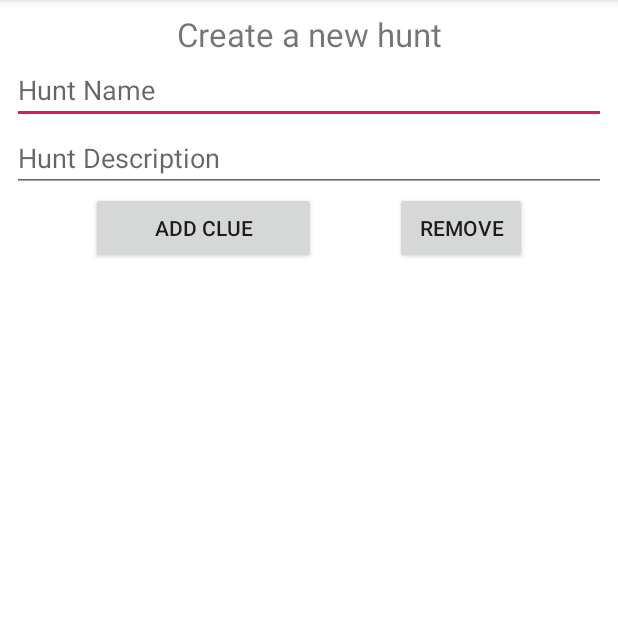
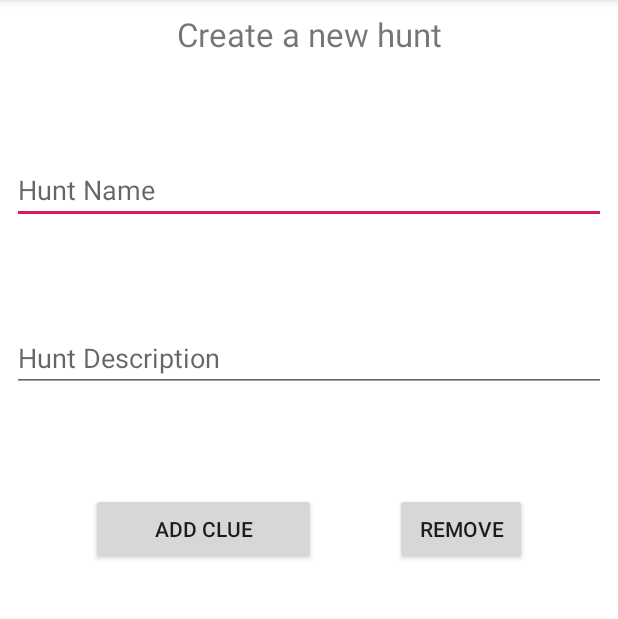
Before and after one commit to staj-scavengers/scavengr-client, an Android app: the fragment CreateNewHuntFragment shown on its own in the app's theme, on a phone screen of 412 x 824 dp, the part 84-703 px from its top. Run offline under Robolectric (Android 15) with nearby library versions, the phone set to English and light mode, and no system bars.

```diff
--- a/app/src/main/java/edu/cnm/deepdive/scavengrclient/CreateNewHuntFragment.java
+++ b/app/src/main/java/edu/cnm/deepdive/scavengrclient/CreateNewHuntFragment.java
@@ -2,10 +2,14 @@ package edu.cnm.deepdive.scavengrclient;
 
 
 import android.os.Bundle;
+import android.view.View.OnClickListener;
+import android.widget.Button;
 import androidx.fragment.app.Fragment;
 import android.view.LayoutInflater;
 import android.view.View;
 import android.view.ViewGroup;
+import androidx.fragment.app.FragmentManager;
+import edu.cnm.deepdive.scavengrclient.ui.main.MainFragment;
 
 
 /**
@@ -22,8 +26,8 @@ public class CreateNewHuntFragment extends Fragment {
   @Override
   public View onCreateView(LayoutInflater inflater, ViewGroup container,
       Bundle savedInstanceState) {
-    // Inflate the layout for this fragment
-    return inflater.inflate(R.layout.fragment_create_new_hunt, container, false);
+    View view = inflater.inflate(R.layout.fragment_create_new_hunt, container, false);
+    return view;
   }
 
 }
--- a/app/src/main/res/layout/fragment_create_new_hunt.xml
+++ b/app/src/main/res/layout/fragment_create_new_hunt.xml
@@ -24,7 +24,8 @@
     android:layout_height="wrap_content"
     android:hint="Hunt Name"
     android:maxLines="1"
-    app:layout_constraintTop_toBottomOf="@id/create_hunt_prompt"/>
+    app:layout_constraintTop_toBottomOf="@id/create_hunt_prompt"
+    app:layout_constraintBottom_toTopOf="@id/hunt_description"/>
 
   <com.google.android.material.textfield.TextInputEditText
     android:id="@+id/hunt_description"
@@ -32,7 +33,8 @@
     android:layout_height="wrap_content"
     android:hint="Hunt Description"
     android:maxLines="10"
-    app:layout_constraintTop_toBottomOf="@id/hunt_name_input"/>
+    app:layout_constraintTop_toBottomOf="@id/hunt_name_input"
+    app:layout_constraintBottom_toTopOf="@id/add_clue_button"/>
 
   <Button
     android:id="@+id/add_clue_button"
@@ -40,6 +42,7 @@
     android:layout_height="wrap_content"
     android:text="ADD CLUE"
     app:layout_constraintTop_toBottomOf="@id/hunt_description"
+    app:layout_constraintBottom_toTopOf="@id/clue_list"
     app:layout_constraintStart_toStartOf="parent"
     app:layout_constraintEnd_toStartOf="@id/remove_clue_button"/>
 
@@ -49,6 +52,7 @@
     android:layout_height="wrap_content"
     android:text="REMOVE"
     app:layout_constraintTop_toBottomOf="@id/hunt_description"
+    app:layout_constraintBottom_toTopOf="@id/clue_list"
     app:layout_constraintStart_toEndOf="@id/add_clue_button"
     app:layout_constraintEnd_toEndOf="parent"/>
 
@@ -57,6 +61,7 @@
     android:layout_width="175dp"
     android:layout_height="250dp"
     app:layout_constraintTop_toBottomOf="@id/add_clue_button"
+    app:layout_constraintBottom_toBottomOf="parent"
     app:layout_constraintStart_toStartOf="parent"/>
 
   <ListView
@@ -64,6 +69,7 @@
     android:layout_width="175dp"
     android:layout_height="250dp"
     app:layout_constraintTop_toBottomOf="@id/add_clue_button"
+    app:layout_constraintBottom_toBottomOf="parent"
     app:layout_constraintStart_toEndOf="@id/clue_list"
     app:layout_constraintEnd_toEndOf="parent"/>
 
```
Also changed, not shown: app/src/main/java/edu/cnm/deepdive/scavengrclient/FindAHuntFragment.java (+23 -3 lines), app/src/main/java/edu/cnm/deepdive/scavengrclient/MainActivity.java (+23 -15 lines), app/src/main/java/edu/cnm/deepdive/scavengrclient/NewUserFragment.java (+7 -2 lines), app/src/main/res/layout/fragment_new_user.xml (+8 -7 lines).
